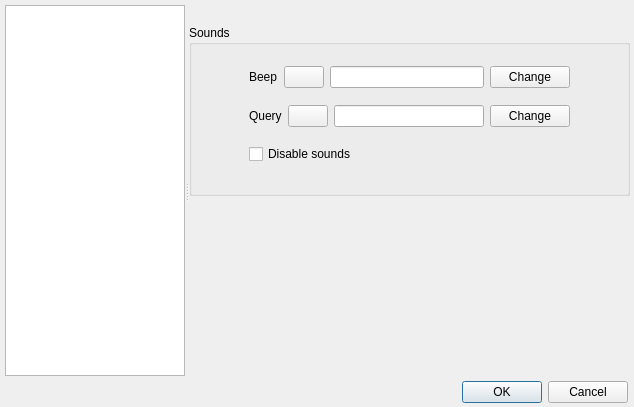
This is ui/options.ui in gitter-badger/simplechatclient as Qt 5 draws it before an edit. The edited form follows.
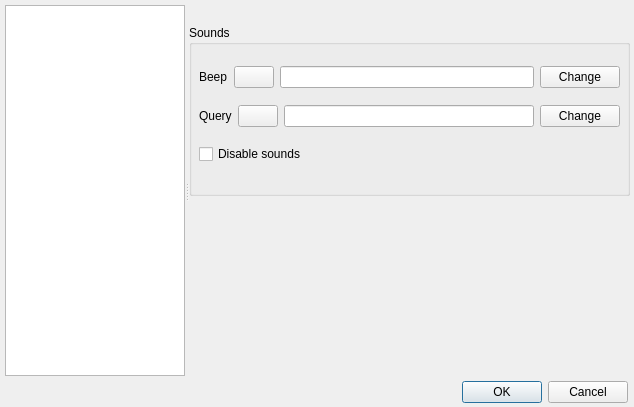
This is the edited form. The open tabs and pages were chosen to show the change. Icons and pictures are not drawn.

Commit message: fixed options layout

```diff
--- a/ui/options.ui
+++ b/ui/options.ui
@@ -947,9 +947,9 @@
       <widget class="QWidget" name="verticalLayoutWidget">
        <property name="geometry">
         <rect>
-         <x>60</x>
+         <x>10</x>
          <y>30</y>
-         <width>321</width>
+         <width>421</width>
          <height>121</height>
         </rect>
        </property>
```
The commit also changes 1 other file.
